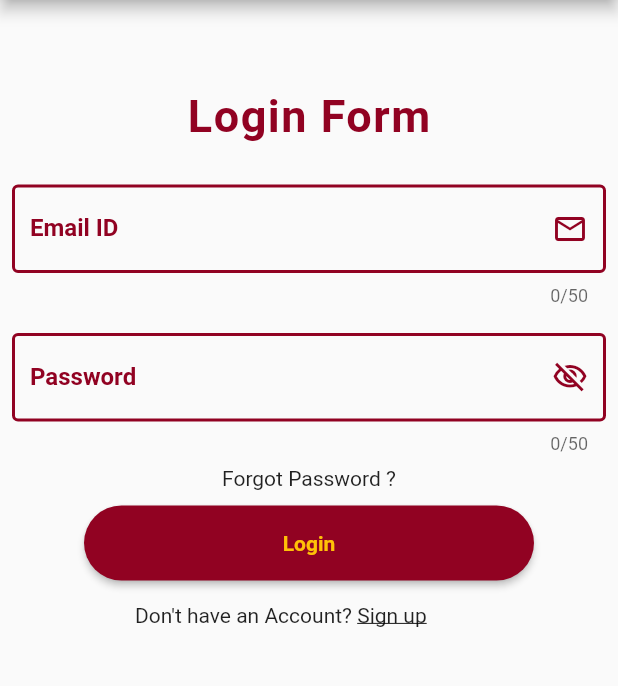
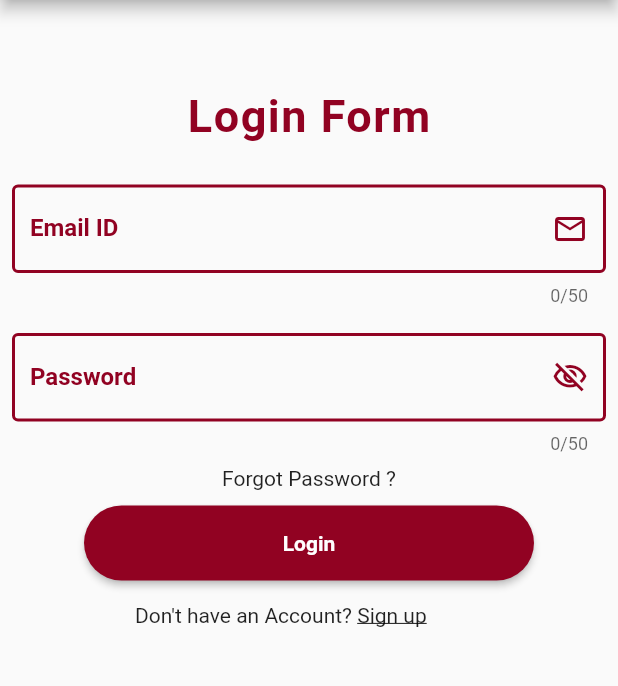
Before and after one commit to jay-salunke/admissionrelatedportfolio, a Flutter app: the screen it shows after launch, after a tap on "Login", on a phone screen of 412 x 824 dp, the part 84-770 px from its top. Run offline on Flutter 3.47's test engine with Material 2 defaults, Android fonts, the light colour scheme and no system bars; drawn by our look-alikes of rounded_loading_button; our stand-ins replace cloud_firestore, firebase_auth, firebase_core, firebase_storage, flash, permission_handler; accounts and stored records are empty.

Commit message:
change the text color into white

```diff
--- a/lib/Pages/firstPage.dart
+++ b/lib/Pages/firstPage.dart
@@ -34,7 +34,7 @@ class FirstPage extends StatelessWidget {
               ),
               icon: Icon(
                 Icons.login_outlined,
-                color: Colors.amber[700],
+                color: Colors.white,
               ),
               label: Padding(
                 padding: const EdgeInsets.fromLTRB(16, 10, 16, 10),
@@ -69,7 +69,7 @@ class FirstPage extends StatelessWidget {
               ),
               icon: Icon(
                 Icons.person_add_alt_1_outlined,
-                color: Colors.amber[700],
+                color: Colors.white,
               ),
               label: Padding(
                 padding: const EdgeInsets.fromLTRB(16, 10, 16, 10),
--- a/lib/Pages/login.dart
+++ b/lib/Pages/login.dart
@@ -292,7 +292,7 @@ class _LoginState extends State<Login> {
                 child: Text(
                   'Login',
                   style: TextStyle(
-                    color: Colors.amber,
+                    color: Colors.white,
                     fontWeight: FontWeight.bold,
                   ),
                 ),
--- a/lib/Pages/signUp.dart
+++ b/lib/Pages/signUp.dart
@@ -262,7 +262,7 @@ class _SignupPageState extends State<SignupPage> {
                     color: Color(mainColor),
                     child: Text('SignUp',
                         style: TextStyle(
-                          color: Colors.amber,
+                          color: Colors.white,
                         )),
                     controller: _btnController,
                     onPressed: () async {
```
